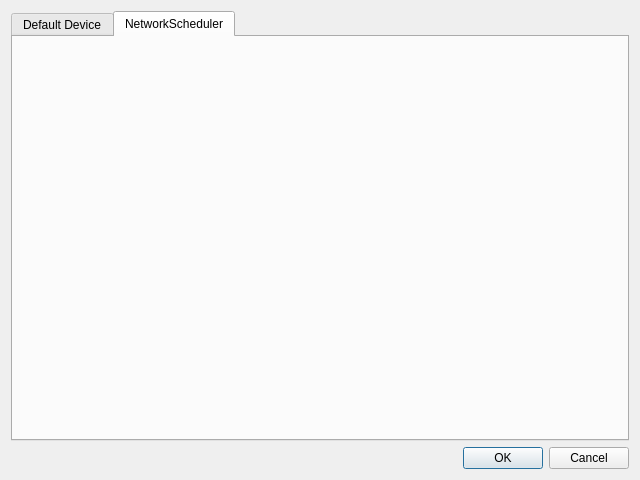
glocklueng/openecosys, file NetworkViewer/PreferencesDialog.ui: the form before one commit.
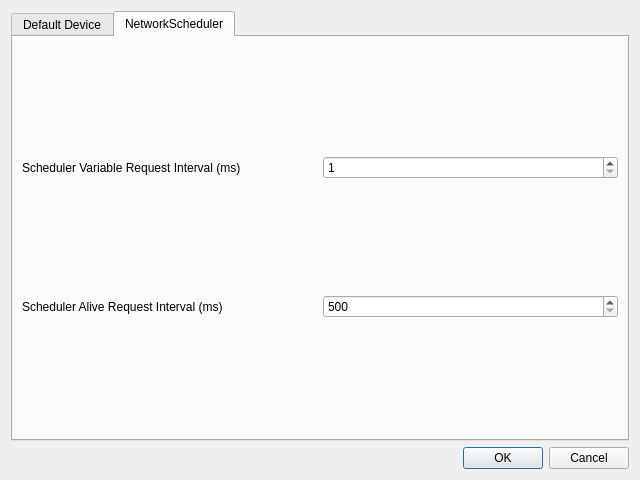
The form after the commit.

Commit message: Working Scheduler Dialog.

The edit to the form file:
```diff
--- a/NetworkViewer/PreferencesDialog.ui
+++ b/NetworkViewer/PreferencesDialog.ui
@@ -28,6 +28,42 @@
       <attribute name="title">
        <string>NetworkScheduler</string>
       </attribute>
+      <layout class="QGridLayout" name="gridLayout">
+       <item row="0" column="0">
+        <widget class="QLabel" name="label">
+         <property name="text">
+          <string>Scheduler Variable Request Interval (ms)</string>
+         </property>
+        </widget>
+       </item>
+       <item row="0" column="1">
+        <widget class="QSpinBox" name="m_variableRequestSpinBox">
+         <property name="minimum">
+          <number>1</number>
+         </property>
+         <property name="maximum">
+          <number>500</number>
+         </property>
+        </widget>
+       </item>
+       <item row="1" column="0">
+        <widget class="QLabel" name="label_2">
+         <property name="text">
+          <string>Scheduler Alive Request Interval (ms)</string>
+         </property>
+        </widget>
+       </item>
+       <item row="1" column="1">
+        <widget class="QSpinBox" name="m_aliveRequestSpinBox">
+         <property name="minimum">
+          <number>500</number>
+         </property>
+         <property name="maximum">
+          <number>2000</number>
+         </property>
+        </widget>
+       </item>
+      </layout>
      </widget>
     </widget>
    </item>
```
The commit also changes 6 other files.
